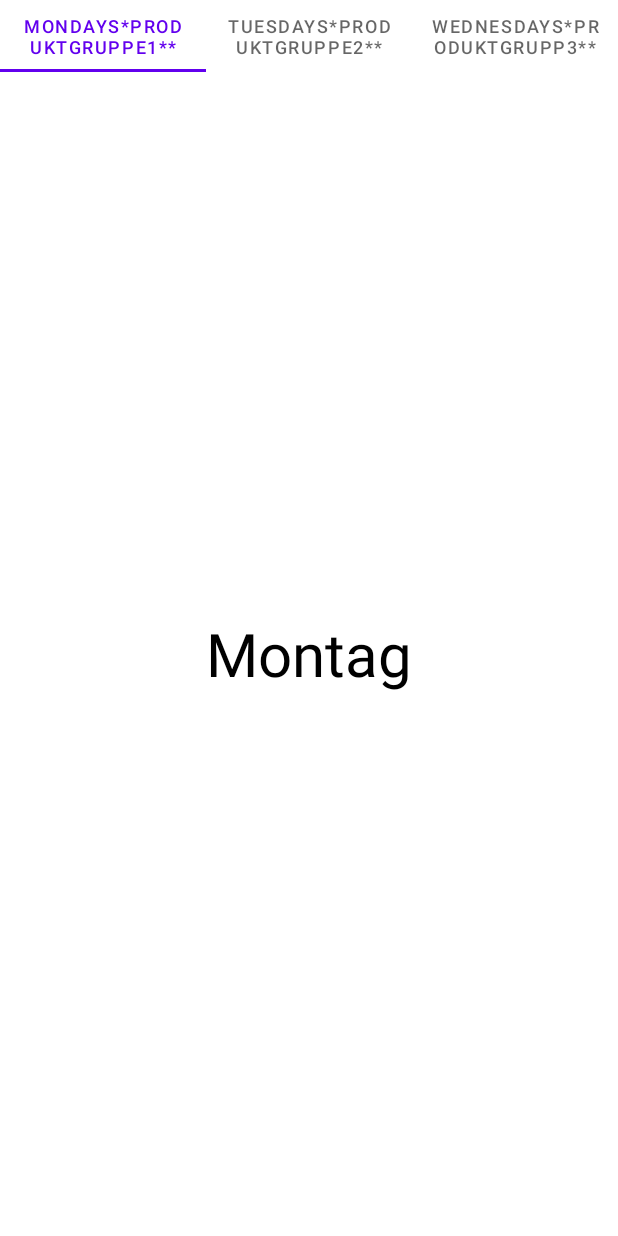
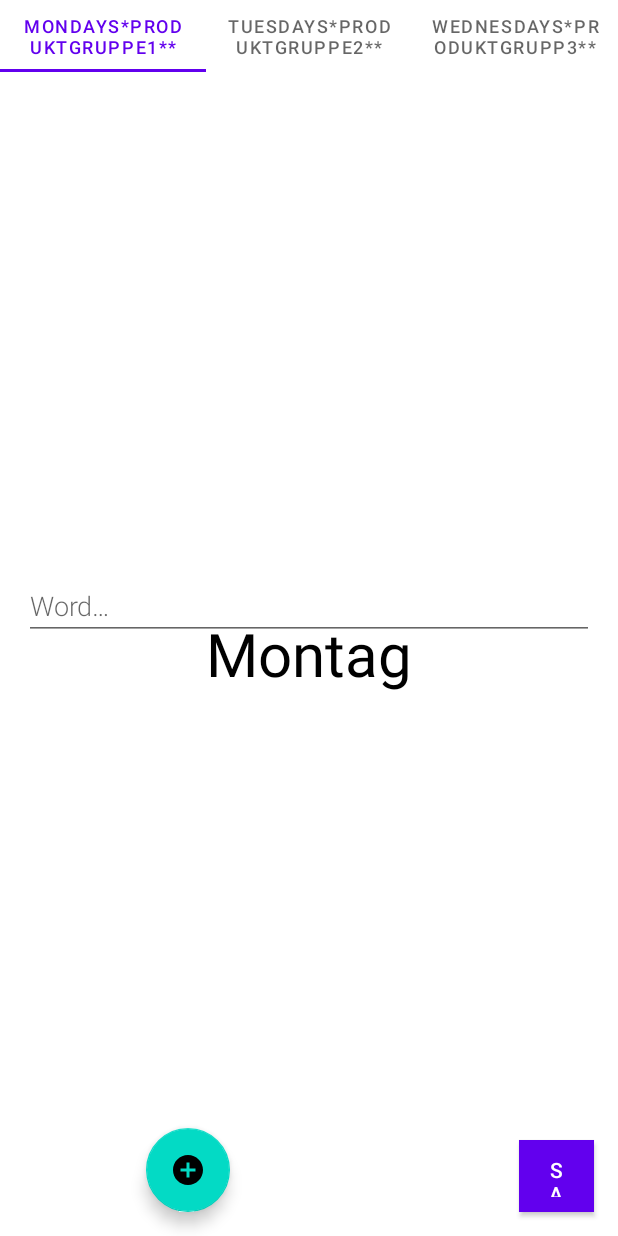
Before and after one commit to hdi10/RandomChoiceHelperApplicationApp, an Android app: the Fragment1 screen opened directly, with no data from a screen before it, on a phone screen of 412 x 824 dp. Run offline under Robolectric (Android 15) with nearby library versions, the phone set to English and light mode, and no system bars; our stand-ins replace Room's generated code.

Commit message:
work on RoomsDB for Library,added entities,dao,db,layoutfiles,adapter,viewholder,viewmoldels

```diff
--- a/app/src/main/java/com/example/randomchoicehelperapplicationapp/Fragment1.java
+++ b/app/src/main/java/com/example/randomchoicehelperapplicationapp/Fragment1.java
@@ -1,24 +1,118 @@
 package com.example.randomchoicehelperapplicationapp;
 
+import static android.app.Activity.RESULT_CANCELED;
+import static android.app.Activity.RESULT_OK;
+
+import static com.example.randomchoicehelperapplicationapp.DatabaseActivity.NEW_WORD_ACTIVITY_REQUEST_CODE;
+
+import android.content.Intent;
 import android.os.Bundle;
 
+import androidx.annotation.Nullable;
 import androidx.fragment.app.Fragment;
+import androidx.lifecycle.ViewModelProvider;
+import androidx.recyclerview.widget.LinearLayoutManager;
+import androidx.recyclerview.widget.RecyclerView;
 
+import android.text.TextUtils;
 import android.view.LayoutInflater;
 import android.view.View;
 import android.view.ViewGroup;
+import android.widget.Button;
+import android.widget.EditText;
+import android.widget.Toast;
+
+import com.example.NewWordGroupActivity;
+import com.example.randomchoicehelperapplicationapp.book.Book;
+import com.example.randomchoicehelperapplicationapp.datapersistence.RoomsDB;
+import com.example.randomchoicehelperapplicationapp.services.BookDao;
+import com.example.randomchoicehelperapplicationapp.viewmodel.BookListAdapter;
+import com.example.randomchoicehelperapplicationapp.viewmodel.BookViewModel;
+import com.google.android.material.floatingactionbutton.FloatingActionButton;
 
 /**
  * A simple {@link Fragment} subclass.
  */
 public class Fragment1 extends Fragment {
 
+    private BookDao bookDao;
+    public static final String EXTRA_REPLY = "com.example.android.wordlistsql.REPLY";
 
+    private EditText mEditWordView;
+    private BookViewModel mBookiewModel;
+
+    @Override
+    public void onCreate(@Nullable Bundle savedInstanceState) {
+        super.onCreate(savedInstanceState);
+
+        //bookDao = RoomsDB.getDatabase();
+
+        mBookiewModel = new ViewModelProvider(this).get(BookViewModel.class);
+
+
+
+
+
+
+
+    }
+
+    /*public void onActivityResult(int requestCode, int resultCode, Intent data) {
+        super.onActivityResult(requestCode, resultCode, data);
+
+        if (requestCode == NEW_WORD_ACTIVITY_REQUEST_CODE && resultCode == RESULT_OK) {
+            Book book = new Book(data.getStringExtra(NewWordGroupActivity.EXTRA_REPLY));
+            mBookiewModel.insert(book);
+        } else {
+            Toast.makeText(
+                    getContext().getApplicationContext(),
+                    R.string.empty_not_saved,
+                    Toast.LENGTH_LONG).show();
+        }
+    }*/
 
     @Override
     public View onCreateView(LayoutInflater inflater, ViewGroup container,
                              Bundle savedInstanceState) {
+
+        View returnView = inflater.inflate(R.layout.fragment_1, container, false);
         // Inflate the layout for this fragment
-        return inflater.inflate(R.layout.fragment_1, container, false);
+
+        //bookDao =
+        RecyclerView recyclerView = returnView.findViewById(R.id.recyclerview);
+        final BookListAdapter adapter = new BookListAdapter(new BookListAdapter.BookDiff());
+        recyclerView.setAdapter(adapter);
+        recyclerView.setLayoutManager(new LinearLayoutManager(getContext()));
+
+        final Button button = returnView.findViewById(R.id.button_save);
+
+        button.setOnClickListener(view -> {
+            Intent replyIntent = new Intent();
+            if (TextUtils.isEmpty(mEditWordView.getText())) {
+                setResult(RESULT_CANCELED, replyIntent);
+            } else {
+                String word = mEditWordView.getText().toString();
+                replyIntent.putExtra(EXTRA_REPLY, word);
+                setResult(RESULT_OK, replyIntent);
+            }
+            finish();
+        });
+
+        FloatingActionButton fab = returnView.findViewById(R.id.fab);
+        fab.setOnClickListener( view -> {
+            Intent intent = new Intent(getContext().getApplicationContext(), NewWordGroupActivity.class);
+            startActivityForResult(intent, NEW_WORD_ACTIVITY_REQUEST_CODE);
+        });
+
+        return returnView;
+
+
+
+    }
+
+    private void finish() {
+    }
+
+    private void setResult(int resultCanceled, Intent replyIntent) {
     }
 }
--- /dev/null
+++ b/app/src/main/java/com/example/randomchoicehelperapplicationapp/services/BookDao.java
@@ -0,0 +1,37 @@
+package com.example.randomchoicehelperapplicationapp.services;
+
+import androidx.lifecycle.LiveData;
+import androidx.room.Dao;
+import androidx.room.Delete;
+import androidx.room.Insert;
+import androidx.room.OnConflictStrategy;
+import androidx.room.Query;
+import androidx.room.Update;
+
+import com.example.randomchoicehelperapplicationapp.book.Book;
+
+import java.util.List;
+@Dao
+public interface BookDao {
+    @Insert(onConflict = OnConflictStrategy.REPLACE)
+    void insertAll(Book... books);
+
+    @Insert(onConflict = OnConflictStrategy.REPLACE)
+    void insert(Book book);
+
+
+
+    @Update
+    void updateBooks(Book... books);
+
+    @Delete
+    void delete(Book book);
+
+    @Query("SELECT * FROM book")
+    LiveData<List<Book>> getAll();
+
+    @Query("DELETE FROM book")
+    void deleteAll();
+
+
+}
--- /dev/null
+++ b/app/src/main/java/com/example/randomchoicehelperapplicationapp/services/BookRepository.java
@@ -0,0 +1,37 @@
+package com.example.randomchoicehelperapplicationapp.services;
+
+import android.app.Application;
+
+import androidx.lifecycle.LiveData;
+
+import com.example.randomchoicehelperapplicationapp.book.Book;
+import com.example.randomchoicehelperapplicationapp.datapersistence.RoomsDB;
+
+import java.util.List;
+
+public class BookRepository {
+
+    private BookDao mBookDao;
+    private LiveData<List<Book>> mAllBooks;
+
+    public BookRepository(Application application) {
+        RoomsDB db = RoomsDB.getDatabase(application);
+        mBookDao = db.bookDao();
+        mAllBooks = mBookDao.getAll();
+    }
+
+    public LiveData<List<Book>> getAllBooks() {
+        return mAllBooks;
+    }
+
+
+    // You must call this on a non-UI thread or your app will throw an exception. Room ensures
+    // that you're not doing any long running operations on the main thread, blocking the UI.
+    public void insert(Book book) {
+        RoomsDB.databaseWriteExecutor.execute(() -> {
+            mBookDao.insert(book);
+        });
+    }
+
+
+}
--- /dev/null
+++ b/app/src/main/java/com/example/randomchoicehelperapplicationapp/viewmodel/BookListAdapter.java
@@ -0,0 +1,43 @@
+package com.example.randomchoicehelperapplicationapp.viewmodel;
+
+import android.view.ViewGroup;
+
+import androidx.annotation.NonNull;
+import androidx.recyclerview.widget.DiffUtil;
+import androidx.recyclerview.widget.ListAdapter;
+
+import com.example.randomchoicehelperapplicationapp.book.Book;
+
+public class BookListAdapter extends ListAdapter<Book,BookViewHolder> {
+
+
+    public BookListAdapter(@NonNull DiffUtil.ItemCallback<Book> diffCallback) {
+        super(diffCallback);
+    }
+
+
+    @Override
+    public BookViewHolder onCreateViewHolder(@NonNull ViewGroup parent, int viewType) {
+        return BookViewHolder.create(parent);
+    }
+
+    @Override
+    public void onBindViewHolder(@NonNull BookViewHolder holder, int position) {
+        Book current = getItem(position);
+        holder.bind(current.getBook());
+    }
+
+    public static class BookDiff extends DiffUtil.ItemCallback<Book> {
+
+        @Override
+        public boolean areItemsTheSame(@NonNull Book oldItem, @NonNull Book newItem) {
+            return oldItem == newItem;
+        }
+
+        @Override
+        public boolean areContentsTheSame(@NonNull Book oldItem, @NonNull Book newItem) {
+            return oldItem.getBook().equals(newItem.getBook());
+        }
+    }
+
+}
--- /dev/null
+++ b/app/src/main/java/com/example/randomchoicehelperapplicationapp/viewmodel/BookViewModel.java
@@ -0,0 +1,30 @@
+package com.example.randomchoicehelperapplicationapp.viewmodel;
+
+import android.app.Application;
+
+import androidx.annotation.NonNull;
+import androidx.lifecycle.AndroidViewModel;
+import androidx.lifecycle.LiveData;
+
+import com.example.randomchoicehelperapplicationapp.book.Book;
+import com.example.randomchoicehelperapplicationapp.services.BookRepository;
+
+import java.util.List;
+
+public class BookViewModel extends AndroidViewModel {
+
+    private BookRepository mBookRepostiory;
+
+    private final LiveData<List<Book>> mAllBooks;
+
+    public BookViewModel(@NonNull Application application) {
+        super(application);
+        mBookRepostiory = new BookRepository(application);
+        mAllBooks = mBookRepostiory.getAllBooks();
+    }
+
+    LiveData<List<Book>> getAllBooks(){ return mAllBooks;};
+
+    public void insert(Book book){ mBookRepostiory.insert(book);}
+
+}
--- a/app/src/main/res/layout/fragment_1.xml
+++ b/app/src/main/res/layout/fragment_1.xml
@@ -1,5 +1,6 @@
 <?xml version="1.0" encoding="utf-8"?>
-<FrameLayout xmlns:android="http://schemas.android.com/apk/res/android"
+<androidx.constraintlayout.widget.ConstraintLayout xmlns:android="http://schemas.android.com/apk/res/android"
+    xmlns:app="http://schemas.android.com/apk/res-auto"
     xmlns:tools="http://schemas.android.com/tools"
     android:layout_width="match_parent"
     android:layout_height="match_parent"
@@ -7,11 +8,67 @@
 
     <!-- TODO: Update blank fragment1 layout -->
     <TextView
+
+        android:id="@+id/textView3"
         android:layout_width="match_parent"
         android:layout_height="match_parent"
+        android:gravity="center"
         android:text="@string/Monday"
-        android:gravity="center"
         android:textColor="@color/black"
-        android:textSize="40dp"/>
+        android:textSize="40dp" />
 
-</FrameLayout>
+    <androidx.recyclerview.widget.RecyclerView
+        android:id="@+id/recyclerview"
+        android:layout_width="0dp"
+        android:layout_height="0dp"
+        android:padding="@dimen/big_padding"
+        app:layout_constraintBottom_toBottomOf="parent"
+        app:layout_constraintEnd_toStartOf="@+id/button_save"
+        app:layout_constraintStart_toStartOf="@+id/textView3"
+        tools:listitem="@layout/recyclerview_item" />
+
+    <com.google.android.material.floatingactionbutton.FloatingActionButton
+        android:id="@+id/fab"
+        android:layout_width="wrap_content"
+        android:layout_height="wrap_content"
+        android:layout_margin="16dp"
+        android:contentDescription="@string/add_word"
+        android:src="@drawable/ic_baseline_add_circle_24"
+        app:layout_constraintBottom_toBottomOf="@+id/textView3"
+        app:layout_constraintEnd_toEndOf="parent"
+        app:layout_constraintHorizontal_bias="0.25"
+        app:layout_constraintStart_toStartOf="parent"
+        app:layout_constraintTop_toBottomOf="@+id/button_save"
+        app:layout_constraintVertical_bias="1.0" />
+
+    <EditText
+        android:id="@+id/edit_word"
+        android:layout_width="match_parent"
+        android:layout_height="wrap_content"
+        android:layout_margin="@dimen/big_padding"
+        android:fontFamily="sans-serif-light"
+        android:hint="@string/hint_word"
+        android:inputType="textAutoComplete"
+        android:minHeight="@dimen/min_height"
+        android:textSize="18sp"
+        app:layout_constraintBottom_toTopOf="@+id/button_save"
+        app:layout_constraintTop_toTopOf="@+id/textView3"
+        tools:layout_editor_absoluteX="32dp" />
+
+    <Button
+        android:id="@+id/button_save"
+        android:layout_width="50dp"
+        android:layout_height="48dp"
+        android:layout_margin="@dimen/big_padding"
+        android:layout_marginStart="8dp"
+        android:layout_marginBottom="16dp"
+        android:background="@color/design_default_color_on_primary"
+        android:text="@string/button_save"
+        android:textColor="@color/buttonLabel"
+        app:layout_constraintBottom_toBottomOf="@+id/textView3"
+        app:layout_constraintEnd_toEndOf="parent"
+        app:layout_constraintHorizontal_bias="1.0"
+        app:layout_constraintStart_toStartOf="@+id/textView3" />
+
+
+</androidx.constraintlayout.widget.ConstraintLayout>
--- a/app/src/main/res/values-night/strings.xml
+++ b/app/src/main/res/values-night/strings.xml
@@ -35,5 +35,6 @@
     <string name="TAB3">TAB 3</string>
     <string name="TAB2">TAB 2</string>
     <string name="TAB1">TAB 1</string>
+    <string name="add_word">+</string>
 
 </resources>
--- a/app/src/main/res/values/strings.xml
+++ b/app/src/main/res/values/strings.xml
@@ -39,4 +39,5 @@
     <string name="TAB3">TAB 3</string>
     <string name="TAB2">TAB 2</string>
     <string name="TAB1">TAB 1</string>
+    <string name="add_word">+</string>
 </resources>
```
Also changed, not shown: app/build.gradle (+11 -8 lines), app/src/main/java/com/example/randomchoicehelperapplicationapp/book/Anmerkung.java (added, +30 -0 lines), app/src/main/java/com/example/randomchoicehelperapplicationapp/book/Book.java (added, +50 -0 lines), app/src/main/java/com/example/randomchoicehelperapplicationapp/datapersistence/RoomsDB.java (+10 -6 lines), app/src/main/java/com/example/randomchoicehelperapplicationapp/viewmodel/BookViewHolder.java (added, +30 -0 lines), 7 other files.
